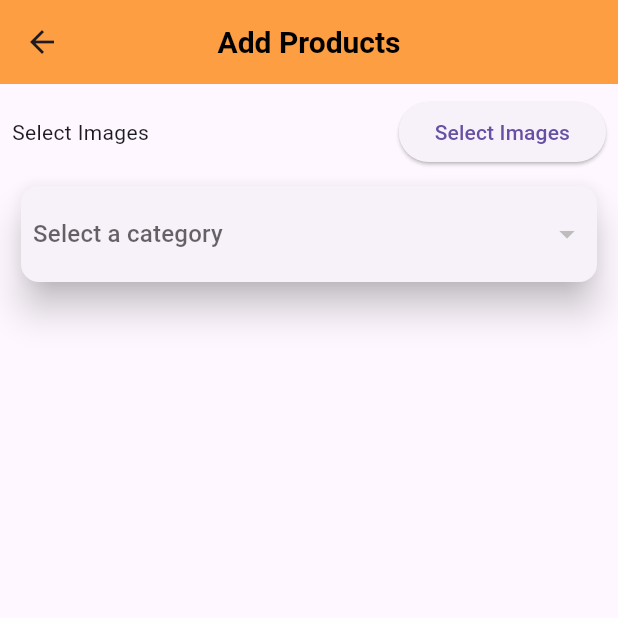
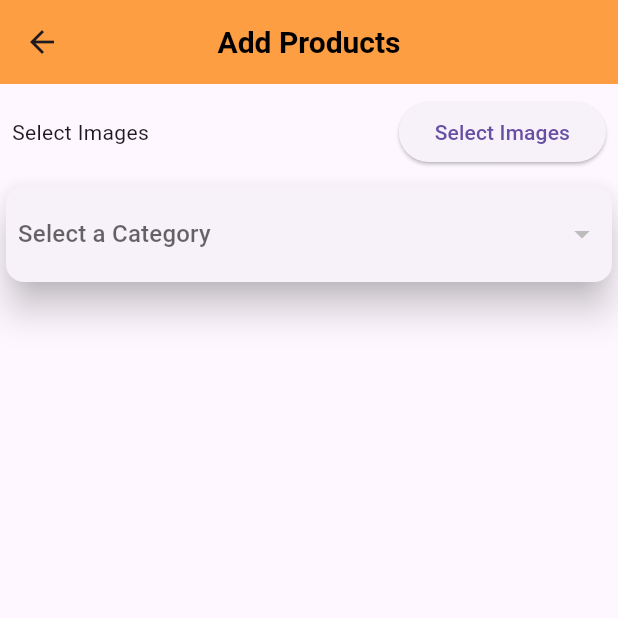
Before and after one commit to Anik-Adnan/BiswasShopAdminPanel, a Flutter app: the AddProductScreen screen opened directly, on a phone screen of 412 x 824 dp, the top half of it. Run offline on Flutter 3.47's test engine with Material 3 defaults, Android fonts, the phone set to English and light mode, and no system bars; our stand-ins replace cached_network_image, cloud_firestore, device_info_plus, firebase_core, firebase_storage, flutter_easyloading and 3 more; accounts and stored records are empty.

Commit message:
drop down widget added successfully

```diff
--- a/biswas_shop_admin_panel/lib/screens/add_product_screen.dart
+++ b/biswas_shop_admin_panel/lib/screens/add_product_screen.dart
@@ -3,6 +3,7 @@
 
 import 'dart:io';
 
+import 'package:biswas_shop_admin_panel/controllers/category_dropdown_controller.dart';
 import 'package:biswas_shop_admin_panel/controllers/product_images_controller.dart';
 import 'package:biswas_shop_admin_panel/controllers/count_all_products_controller.dart';
 import 'package:biswas_shop_admin_panel/model/product-model.dart';
@@ -17,12 +18,9 @@ import 'package:get/get.dart';
 class AddProductScreen extends StatelessWidget {
   AddProductScreen({super.key});
 
-  ProductImagesController addProductImagesController =
-  Get.put(ProductImagesController());
+  ProductImagesController addProductImagesController = Get.put(ProductImagesController());
 
-  //
-  // CategoryDropDownController categoryDropDownController =
-  // Get.put(CategoryDropDownController());
+  CategoryDropDownController categoryDropDownController = Get.put(CategoryDropDownController());
   //
   // IsSaleController isSaleController = Get.put(IsSaleController());
 
--- a/biswas_shop_admin_panel/lib/widgets/dropdown_category_widget.dart
+++ b/biswas_shop_admin_panel/lib/widgets/dropdown_category_widget.dart
@@ -5,25 +5,30 @@ import 'package:flutter/material.dart';
 import 'package:get/get.dart';
 
 class DropDownCategoryWidget extends StatelessWidget{
+  const DropDownCategoryWidget({super.key});
+
   @override
   Widget build(BuildContext context) {
     return GetBuilder<CategoryDropDownController>(
+      init: CategoryDropDownController(),
         builder: (categoryDropDownController){
           return Column(
             children: [
               Container(
-                margin: EdgeInsets.symmetric(horizontal: 10.0),
+                margin: EdgeInsets.symmetric(horizontal: 0.0),
                 child: Card(
                   elevation: 10,
                   child: Padding(
                     padding: EdgeInsets.all(8.0),
                     child: DropdownButton<String>(
                         value: categoryDropDownController.selectedCategoryId?.value,
-                        items: categoryDropDownController.categories.map(
+                        items: categoryDropDownController.categories?.map(
                             (category){
+                              // print(category.toString());
                               return DropdownMenuItem<String>(
                                 value: category['categoryId'],
                                   child: Row(
+                                    mainAxisSize: MainAxisSize.min,
                                     children: [
                                       CircleAvatar(
                                         backgroundImage: NetworkImage(
@@ -44,9 +49,10 @@ class DropDownCategoryWidget extends StatelessWidget{
                           categoryDropDownController.setSelectedCategory(selectedValue);
                           String? categoryName = await categoryDropDownController.getCategoryName(selectedValue);
                           categoryDropDownController.setSelectedCategoryName(categoryName);
+                          // print(categoryName);
                          },
-                      hint: const Text(
-                        'Select a category',
+                      hint:  Text(
+                        'Select a Category',
                       ),
                       isExpanded: true,
                       elevation: 10,
```
Also changed, not shown: biswas_shop_admin_panel/lib/controllers/category_dropdown_controller.dart (+7 -7 lines).
